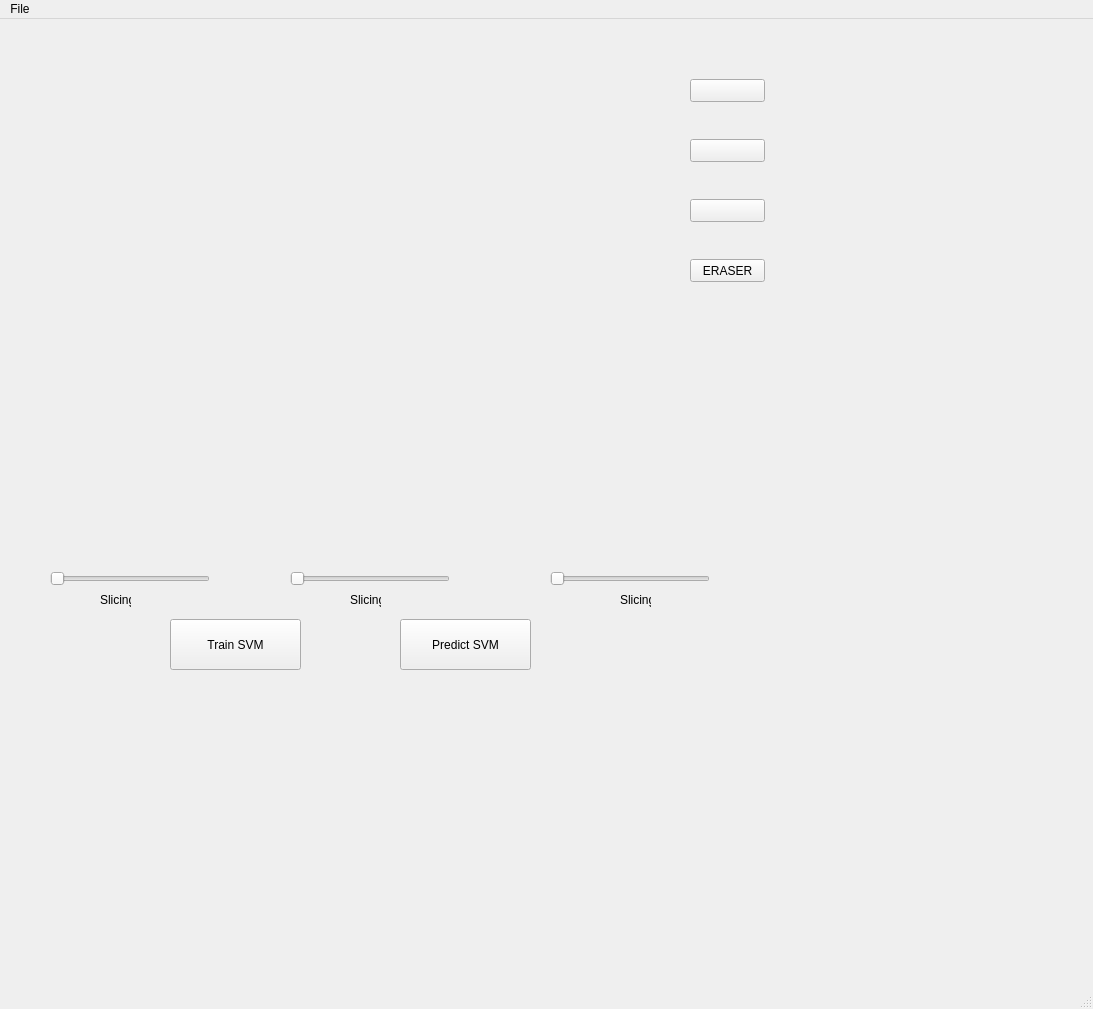
This is VolVis.ui in krishnaprasadsoundararajan/VolVis as Qt 5 draws it before an edit. The edited form follows.
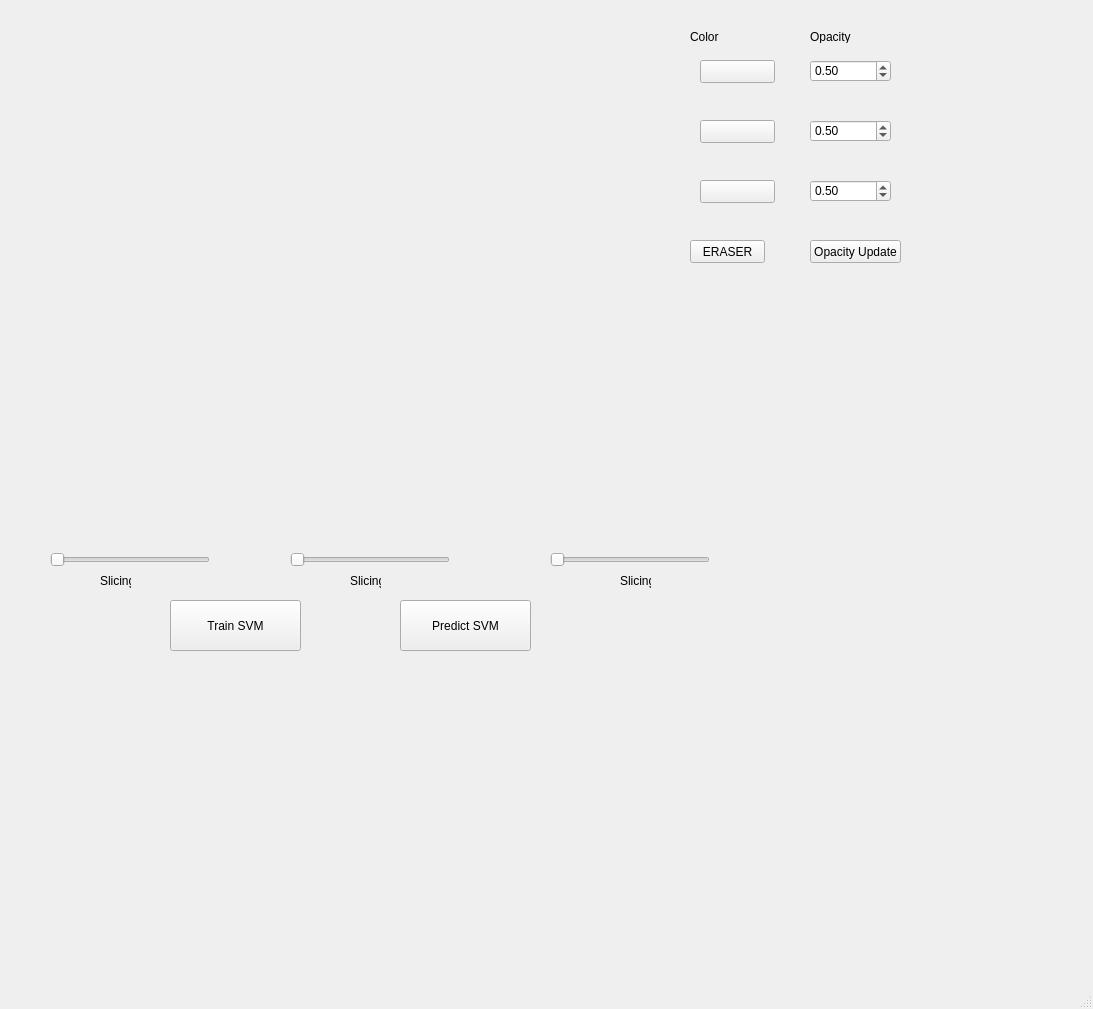
This is the edited form. Custom widgets are drawn as their Qt base class.

```diff
--- a/VolVis.ui
+++ b/VolVis.ui
@@ -128,8 +128,8 @@
    <widget class="QPushButton" name="pushButtonBlue">
     <property name="geometry">
      <rect>
-      <x>690</x>
-      <y>60</y>
+      <x>700</x>
+      <y>180</y>
       <width>75</width>
       <height>23</height>
      </rect>
@@ -151,8 +151,8 @@
    <widget class="QPushButton" name="pushButtonRed">
     <property name="geometry">
      <rect>
-      <x>690</x>
-      <y>120</y>
+      <x>700</x>
+      <y>60</y>
       <width>75</width>
       <height>23</height>
      </rect>
@@ -164,8 +164,8 @@
    <widget class="QPushButton" name="pushButtonGreen">
     <property name="geometry">
      <rect>
-      <x>690</x>
-      <y>180</y>
+      <x>700</x>
+      <y>120</y>
       <width>75</width>
       <height>23</height>
      </rect>
@@ -223,6 +223,102 @@
      </rect>
     </property>
    </widget>
+   <widget class="QDoubleSpinBox" name="doubleSpinBoxRed">
+    <property name="geometry">
+     <rect>
+      <x>810</x>
+      <y>60</y>
+      <width>81</width>
+      <height>22</height>
+     </rect>
+    </property>
+    <property name="maximum">
+     <double>1.000000000000000</double>
+    </property>
+    <property name="singleStep">
+     <double>0.100000000000000</double>
+    </property>
+    <property name="value">
+     <double>0.500000000000000</double>
+    </property>
+   </widget>
+   <widget class="QDoubleSpinBox" name="doubleSpinBoxGreen">
+    <property name="geometry">
+     <rect>
+      <x>810</x>
+      <y>120</y>
+      <width>81</width>
+      <height>22</height>
+     </rect>
+    </property>
+    <property name="maximum">
+     <double>1.000000000000000</double>
+    </property>
+    <property name="singleStep">
+     <double>0.100000000000000</double>
+    </property>
+    <property name="value">
+     <double>0.500000000000000</double>
+    </property>
+   </widget>
+   <widget class="QDoubleSpinBox" name="doubleSpinBoxBlue">
+    <property name="geometry">
+     <rect>
+      <x>810</x>
+      <y>180</y>
+      <width>81</width>
+      <height>22</height>
+     </rect>
+    </property>
+    <property name="maximum">
+     <double>1.000000000000000</double>
+    </property>
+    <property name="singleStep">
+     <double>0.100000000000000</double>
+    </property>
+    <property name="value">
+     <double>0.500000000000000</double>
+    </property>
+   </widget>
+   <widget class="QPushButton" name="pushButtonOpacity">
+    <property name="geometry">
+     <rect>
+      <x>810</x>
+      <y>240</y>
+      <width>91</width>
+      <height>23</height>
+     </rect>
+    </property>
+    <property name="text">
+     <string>Opacity Update</string>
+    </property>
+   </widget>
+   <widget class="QLabel" name="label_4">
+    <property name="geometry">
+     <rect>
+      <x>810</x>
+      <y>30</y>
+      <width>46</width>
+      <height>13</height>
+     </rect>
+    </property>
+    <property name="text">
+     <string>Opacity</string>
+    </property>
+   </widget>
+   <widget class="QLabel" name="label_5">
+    <property name="geometry">
+     <rect>
+      <x>690</x>
+      <y>30</y>
+      <width>46</width>
+      <height>13</height>
+     </rect>
+    </property>
+    <property name="text">
+     <string>Color</string>
+    </property>
+   </widget>
   </widget>
   <widget class="QMenuBar" name="menubar">
    <property name="geometry">
@@ -233,13 +329,6 @@
      <height>21</height>
     </rect>
    </property>
-   <widget class="QMenu" name="menuFile">
-    <property name="title">
-     <string>File</string>
-    </property>
-    <addaction name="actionOpen"/>
-   </widget>
-   <addaction name="menuFile"/>
   </widget>
   <widget class="QStatusBar" name="statusbar"/>
   <action name="actionOpen">
```
Left out of the diff: 7 changed lines with no effect on the pictures.
